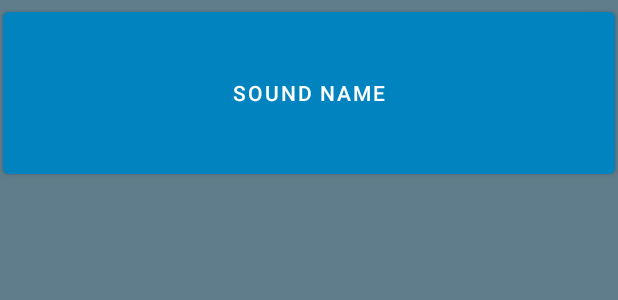
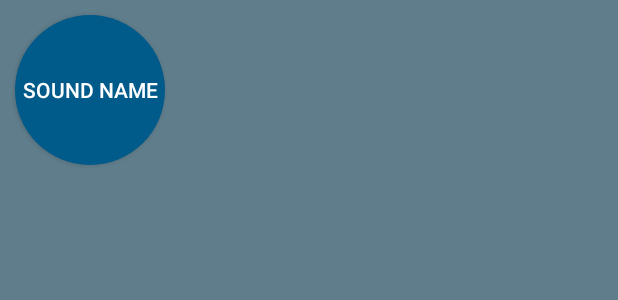
Before and after one commit to Makovey/BeatBox, an Android app: the layout list_item_sound.xml on its own in the app's theme, with its tools: preview values and no code run, on a phone screen of 412 x 824 dp. Shown: the top 300 px of the screen. Run offline under Robolectric (Android 15) with nearby library versions, the phone set to English and light mode, and no system bars.

Commit message:
[+] Added styles

```diff
--- /dev/null
+++ b/app/src/main/res/drawable/button_beat_box.xml
@@ -0,0 +1,5 @@
+<?xml version="1.0" encoding="utf-8"?>
+<selector xmlns:android="http://schemas.android.com/apk/res/android">
+    <item android:drawable="@drawable/button_beat_box_pressed" android:state_pressed="true" />
+    <item android:drawable="@drawable/button_beat_box_normal" />
+</selector>
--- /dev/null
+++ b/app/src/main/res/drawable/button_beat_box_normal.xml
@@ -0,0 +1,4 @@
+<?xml version="1.0" encoding="utf-8"?>
+<shape xmlns:android="http://schemas.android.com/apk/res/android" android:shape="oval">
+    <solid android:color="@color/dark_blue"></solid>
+</shape>
--- /dev/null
+++ b/app/src/main/res/drawable/button_beat_box_pressed.xml
@@ -0,0 +1,16 @@
+<?xml version="1.0" encoding="utf-8"?>
+<layer-list xmlns:android="http://schemas.android.com/apk/res/android">
+    <item>
+        <shape android:shape="oval">
+            <solid android:color="@color/red" />
+        </shape>
+    </item>
+    <item>
+        <shape android:shape="oval">
+            <stroke
+                android:width="4dp"
+                android:color="@color/dark_red" />
+        </shape>
+    </item>
+
+</layer-list>
--- a/app/src/main/res/layout/list_item_sound.xml
+++ b/app/src/main/res/layout/list_item_sound.xml
@@ -9,11 +9,18 @@
             type="org.makovey.beatbox.SoundViewModel" />
     </data>
 
-    <Button
+    <FrameLayout
         android:layout_width="match_parent"
-        android:layout_height="120dp"
-        android:layout_margin="2dp"
-        android:onClick="@{()->viewModel.onButtonClicked()}"
-        android:text="@{viewModel.title}"
-        tools:text="Sound name" />
+        android:layout_height="wrap_content"
+        android:layout_margin="8dp">
+
+        <Button
+            android:layout_width="100dp"
+            android:layout_height="100dp"
+            android:layout_margin="2dp"
+            android:onClick="@{()->viewModel.onButtonClicked()}"
+            android:text="@{viewModel.title}"
+            tools:text="Sound name" />
+    </FrameLayout>
+
 </layout>
--- a/app/src/main/res/values-night/themes.xml
+++ b/app/src/main/res/values-night/themes.xml
@@ -12,5 +12,6 @@
         <!-- Status bar color. -->
         <item name="android:statusBarColor" tools:targetApi="l">?attr/colorPrimaryVariant</item>
         <!-- Customize your theme here. -->
+        <item name="buttonStyle">@style/BeatBoxButton</item>
     </style>
 </resources>
--- a/app/src/main/res/values/styles.xml
+++ /dev/null
@@ -1,8 +0,0 @@
-<?xml version="1.0" encoding="utf-8"?>
-<resources>
-
-    <style name="BeatBoxButton" parent="Widget.AppCompat.Button">
-        <item name="android:backgroundTint">@color/dark_blue</item>
-    </style>
-
-</resources>
--- a/app/src/main/res/values/themes.xml
+++ b/app/src/main/res/values/themes.xml
@@ -13,6 +13,12 @@
         <item name="android:statusBarColor" tools:targetApi="l">?attr/colorPrimaryVariant</item>
         <!-- Customize your theme here. -->
         <item name="android:windowBackground">@color/gray</item>
-        <item name="buttonStyle">@style/BeatBoxButton</item>
+        <item name="materialButtonStyle">@style/BeatBoxButton</item>
+    </style>
+
+    <style name="BeatBoxButton" parent="Widget.AppCompat.Button">
+        <item name="android:backgroundTint">@color/dark_blue</item>
+        <item name="android:textColor">@color/white</item>
+        <item name="android:background">@drawable/button_beat_box</item>
     </style>
 </resources>
```
